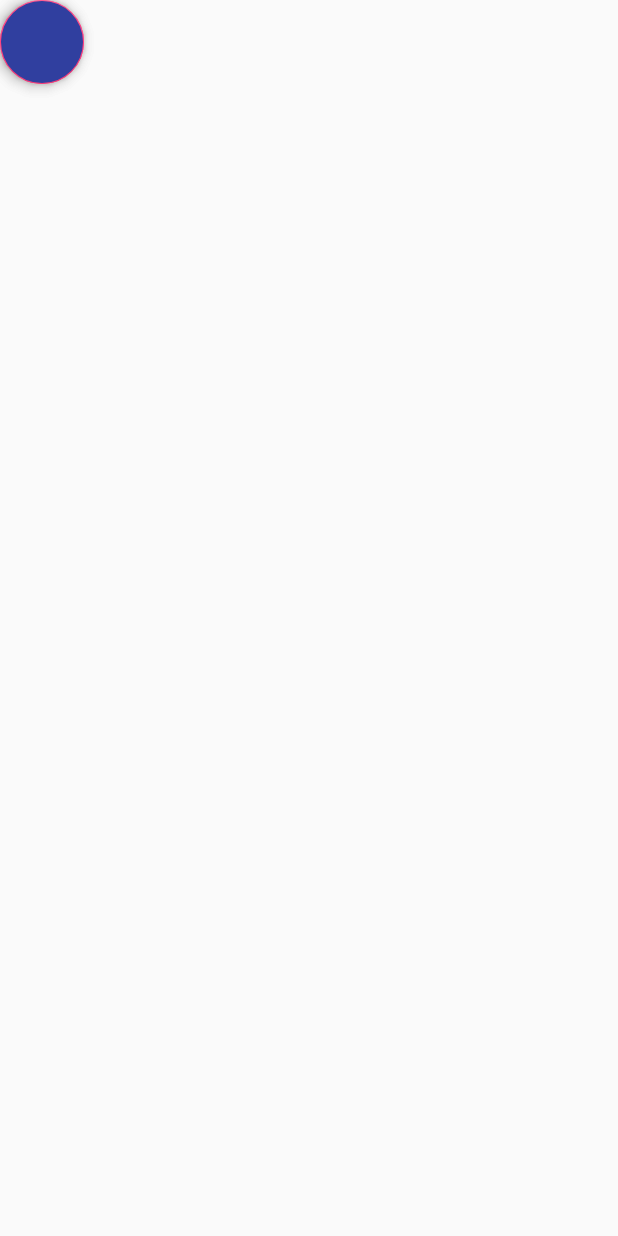
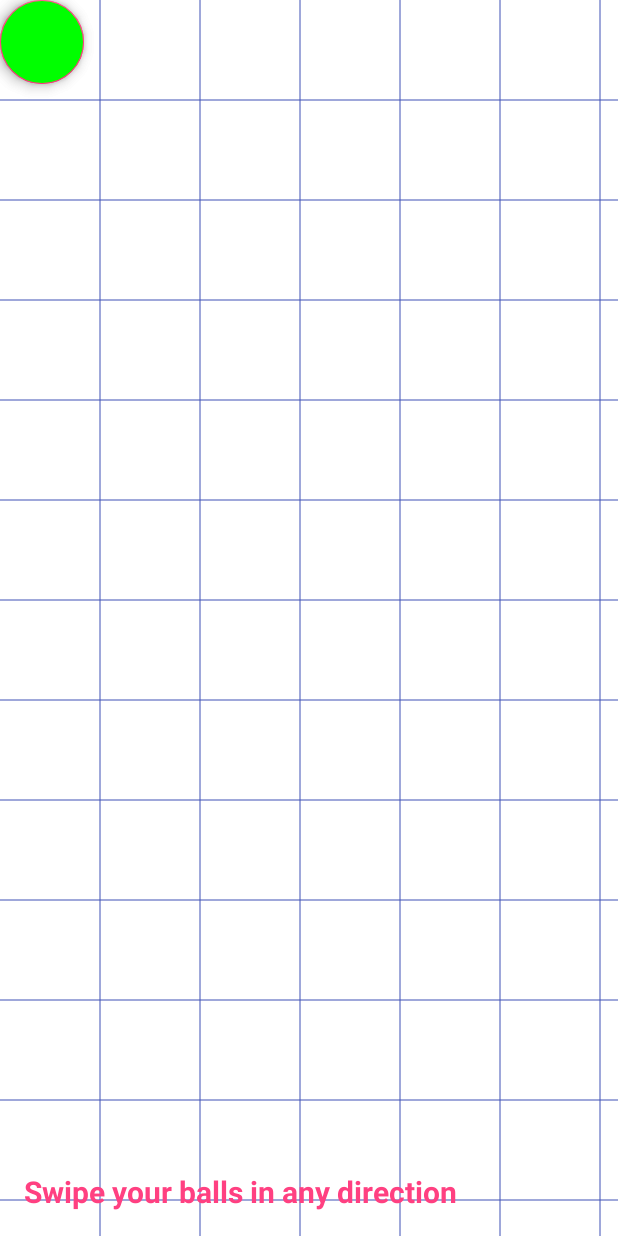
Before and after one commit to DigitalOnion/AnimatedWolf, an Android app: the fragment CollisionFragment shown on its own in the app's theme, on a phone screen of 412 x 824 dp. Run offline under Robolectric (Android 15) with nearby library versions, the phone set to English and light mode, and no system bars.

Commit message:
Add grid to FrameLayout to get a clue on the size of movements and Overload FAB to integrate TouchListener and Toss callback

```diff
--- /dev/null
+++ b/app/src/main/java/com/outerspace/animatedwolf/CollisionContract.java
@@ -0,0 +1,13 @@
+package com.outerspace.animatedwolf;
+
+public interface CollisionContract {
+
+    public interface TossCallback {
+        public void onToss(float angle, float distance, long duration);
+    }
+
+    public interface Collisional {
+        public void setCallback(TossCallback callback);
+    }
+
+}
--- /dev/null
+++ b/app/src/main/java/com/outerspace/animatedwolf/CollisionFAB.java
@@ -0,0 +1,85 @@
+package com.outerspace.animatedwolf;
+
+import android.content.Context;
+import android.support.design.widget.FloatingActionButton;
+import android.util.AttributeSet;
+import android.util.Log;
+import android.view.MotionEvent;
+import android.view.View;
+
+public class CollisionFAB extends FloatingActionButton implements View.OnTouchListener, CollisionContract.Collisional {
+    private float xOffset, x0, dx;
+    private float yOffset, y0, dy;
+    private float radius;
+
+    private float impulseAngle;
+    private float impulseDistance;
+    private long impulseDuration;
+
+    private long timeDownEvent;
+    private long timeUpEvent;
+
+    private CollisionContract.TossCallback callback;
+
+    public CollisionFAB(Context context) {
+        super(context);
+        setOnTouchListener(this);
+    }
+
+    public CollisionFAB(Context context, AttributeSet attrs) {
+        super(context, attrs);
+        setOnTouchListener(this);
+    }
+
+    public CollisionFAB(Context context, AttributeSet attrs, int defStyleAttr) {
+        super(context, attrs, defStyleAttr);
+        setOnTouchListener(this);
+    }
+
+    @Override
+    protected void onSizeChanged(int w, int h, int oldw, int oldh) {
+        radius = Math.max(w, h);
+        super.onSizeChanged(w, h, oldw, oldh);
+    }
+
+    @Override
+    public boolean onTouch(View view, MotionEvent event) {
+        switch (event.getAction()) {
+        case MotionEvent.ACTION_DOWN:
+            timeDownEvent = System.currentTimeMillis();
+            x0 = view.getX();
+            y0 = view.getY();
+            xOffset = event.getRawX() - view.getX();
+            yOffset = event.getRawY() - view.getY();
+            //Log.d("ACTION_DOWN X:", " x0 = " + x0 + " = event.getRawX=" + event.getRawX() + " view.getX=" + view.getX());
+            //Log.d("ACTION_DOWN Y:", " y0 = " + y0 + " = event.getRawY=" + event.getRawY() + " view.getY=" + view.getY());
+            return true;
+
+        case MotionEvent.ACTION_MOVE:
+            setX(event.getRawX() - xOffset);
+            setY(event.getRawY() - yOffset);
+            //Log.d("ACTION_MOVE:", " moveTo = " + (event.getRawX() - xOffset) + " event.getRawX = " + event.getRawX() + " view.getX = " + view.getX());
+            return true;
+
+        case MotionEvent.ACTION_UP:
+            timeUpEvent = System.currentTimeMillis();
+            dx = view.getX() - x0;
+            dy = view.getY() - y0;
+            impulseDistance = (float) Math.sqrt(dx * dx + dy * dy);
+            impulseAngle = (float) Math.atan2( dy, dx );
+            impulseDuration = timeUpEvent - timeDownEvent;
+            //Log.d("ACTION UP", " DISTANCE=" + impulseDistance + " ANGLE= atan(" + dy + "/" + dx + ")="+ impulseAngle);
+
+            callback.onToss(impulseAngle, impulseDistance, impulseDuration);
+
+            return true;
+        }
+
+        return false;
+    }
+
+    @Override
+    public void setCallback(CollisionContract.TossCallback callback) {
+        this.callback = callback;
+    }
+}
--- a/app/src/main/java/com/outerspace/animatedwolf/CollisionFragment.java
+++ b/app/src/main/java/com/outerspace/animatedwolf/CollisionFragment.java
@@ -1,12 +1,22 @@
 package com.outerspace.animatedwolf;
 
+import android.animation.ValueAnimator;
+import android.annotation.SuppressLint;
 import android.os.Bundle;
+import android.support.annotation.NonNull;
+import android.support.annotation.Nullable;
+import android.support.design.widget.FloatingActionButton;
 import android.support.v4.app.Fragment;
+import android.util.Log;
 import android.view.LayoutInflater;
+import android.view.MotionEvent;
 import android.view.View;
 import android.view.ViewGroup;
+import android.widget.Toast;
 
-public class CollisionFragment extends Fragment {
+public class CollisionFragment extends Fragment implements CollisionContract.TossCallback {
+
+    private CollisionFAB[] fabs;
 
     public CollisionFragment() { }     // Required empty public constructor
 
@@ -14,7 +24,36 @@ public class CollisionFragment extends Fragment {
     public View onCreateView(LayoutInflater inflater,
                              ViewGroup container,
                              Bundle savedInstanceState) {
-        return inflater.inflate(R.layout.fragment_collision, container, false);
+        return inflater.inflate(R.layout.fragment_collision,
+                container,
+                false);
     }
 
+    @SuppressLint("ClickableViewAccessibility")
+    @Override
+    public void onViewCreated(@NonNull View view, @Nullable Bundle savedInstanceState) {
+
+        fabs = new CollisionFAB[2];
+        fabs[0] = getActivity().findViewById(R.id.fab_a);
+        fabs[1] = getActivity().findViewById(R.id.fab_b);
+
+        for(final CollisionContract.Collisional fab : fabs) {
+            fab.setCallback(this);
+        }
+
+        super.onViewCreated(view, savedInstanceState);
+    }
+
+    @Override
+    public void onStart() {
+        super.onStart();
+
+    }
+
+    @Override
+    public void onToss(float angle, float distance, long millisecs) {
+
+    }
+
+
 }
--- a/app/src/main/java/com/outerspace/animatedwolf/MainActivity.java
+++ b/app/src/main/java/com/outerspace/animatedwolf/MainActivity.java
@@ -27,6 +27,7 @@ public class MainActivity extends AppCompatActivity {
                 new ObjectAnimatorFragment(),
                 new AnimatedVectorFragment(),
                 new BouncingBallFragment(),
+                new CollisionFragment(),
         };
 
         chevronNext = (ImageView) findViewById(R.id.next_animation);
--- /dev/null
+++ b/app/src/main/java/com/outerspace/animatedwolf/RuledFrameLayout.java
@@ -0,0 +1,63 @@
+package com.outerspace.animatedwolf;
+
+import android.annotation.SuppressLint;
+import android.content.Context;
+import android.content.res.Resources;
+import android.graphics.Canvas;
+import android.graphics.Paint;
+import android.support.annotation.NonNull;
+import android.support.annotation.Nullable;
+import android.util.AttributeSet;
+import android.widget.FrameLayout;
+
+public class RuledFrameLayout extends FrameLayout {
+    private int ZERO = 0;
+    private int width = 0;
+    private int height = 0;
+
+    private Paint paint = null;
+
+    public RuledFrameLayout(@NonNull Context context) { super(context); }
+
+    public RuledFrameLayout(@NonNull Context context, @Nullable AttributeSet attrs) {
+        super(context, attrs);
+    }
+
+    public RuledFrameLayout(@NonNull Context context, @Nullable AttributeSet attrs, int defStyleAttr) {
+        super(context, attrs, defStyleAttr);
+    }
+
+    public RuledFrameLayout(@NonNull Context context, @Nullable AttributeSet attrs, int defStyleAttr, int defStyleRes) {
+        super(context, attrs, defStyleAttr, defStyleRes);
+    }
+
+    @Override
+    protected void onSizeChanged(int w, int h, int oldw, int oldh) {
+        width = w;
+        height = h;
+        super.onSizeChanged(w, h, oldw, oldh);
+    }
+
+    @Override
+    protected void onDraw(Canvas canvas) {
+        Resources.Theme theme = getContext().getTheme();
+        int colorLines = getResources().getColor(R.color.colorPrimary, theme);
+
+        if(paint == null) {
+            paint = new Paint(Paint.ANTI_ALIAS_FLAG);
+            paint.setStyle(Paint.Style.STROKE);
+            paint.setColor(colorLines);
+            paint.setStrokeWidth(1);
+        }
+
+        for(int x = 100; x < width; x += 100) {
+            canvas.drawLine( x, ZERO, x, height, paint );
+        }
+
+        for(int y = 100; y < height; y += 100) {
+            canvas.drawLine( ZERO, y, width, y, paint);
+        }
+
+        super.onDraw(canvas);
+    }
+}
--- a/app/src/main/res/layout/fragment_bouncing_ball.xml
+++ b/app/src/main/res/layout/fragment_bouncing_ball.xml
@@ -29,6 +29,7 @@
             app:layout_constraintBottom_toBottomOf="parent"/>
 
         <CheckBox
+            android:id="@+id/use_vert_acceleration"
             android:layout_width="wrap_content"
             android:layout_height="wrap_content"
             style="@style/Theme.SubscriptStyle"
--- a/app/src/main/res/layout/fragment_collision.xml
+++ b/app/src/main/res/layout/fragment_collision.xml
@@ -1,23 +1,42 @@
 <?xml version="1.0" encoding="utf-8"?>
-<FrameLayout xmlns:android="http://schemas.android.com/apk/res/android"
+<com.outerspace.animatedwolf.RuledFrameLayout xmlns:android="http://schemas.android.com/apk/res/android"
     xmlns:tools="http://schemas.android.com/tools"
+    xmlns:app="http://schemas.android.com/apk/res-auto"
+    android:background="@android:color/white"
     android:layout_width="match_parent"
     android:layout_height="match_parent"
     tools:context=".CollisionFragment">
 
-    <android.support.design.widget.FloatingActionButton
+    <com.outerspace.animatedwolf.CollisionFAB
         android:id="@+id/fab_a"
         android:layout_width="wrap_content"
         android:layout_height="wrap_content"
-        android:backgroundTint="@color/colorAccent"
+        android:backgroundTint="@color/fab_color_orange"
         />
 
-    <android.support.design.widget.FloatingActionButton
+    <com.outerspace.animatedwolf.CollisionFAB
         android:id="@+id/fab_b"
         android:layout_width="wrap_content"
         android:layout_height="wrap_content"
-        android:backgroundTint="@color/colorPrimaryDark"
+        android:backgroundTint="@color/fab_color_green"
         />
 
+    <android.support.constraint.ConstraintLayout
+        android:layout_width="match_parent"
+        android:layout_height="match_parent"
+        android:orientation="horizontal"
+        android:layout_gravity="bottom">
 
-</FrameLayout>
+        <TextView
+            android:layout_width="wrap_content"
+            android:layout_height="wrap_content"
+            style="@style/Theme.SubscriptStyle"
+            android:text="@string/intro_colliding_balls"
+            app:layout_constraintLeft_toLeftOf="parent"
+            app:layout_constraintBottom_toBottomOf="parent"/>
+
+
+    </android.support.constraint.ConstraintLayout>
+
+
+</com.outerspace.animatedwolf.RuledFrameLayout>
--- a/app/src/main/res/values/strings.xml
+++ b/app/src/main/res/values/strings.xml
@@ -7,6 +7,7 @@
     <string name="intro1">Tap on the screen or tap on the wolf</string>
     <string name="intro2">Tap on the image</string>
     <string name="intro_bouncing_ball">Click on the ball</string>
+    <string name="intro_colliding_balls">Swipe your balls in any direction</string>
     <string name="use_vert_acceleration">Use vertical\nacceleration</string>
     <string name="yes">Yes</string>
     <string name="cancel">Cancel</string>
```
